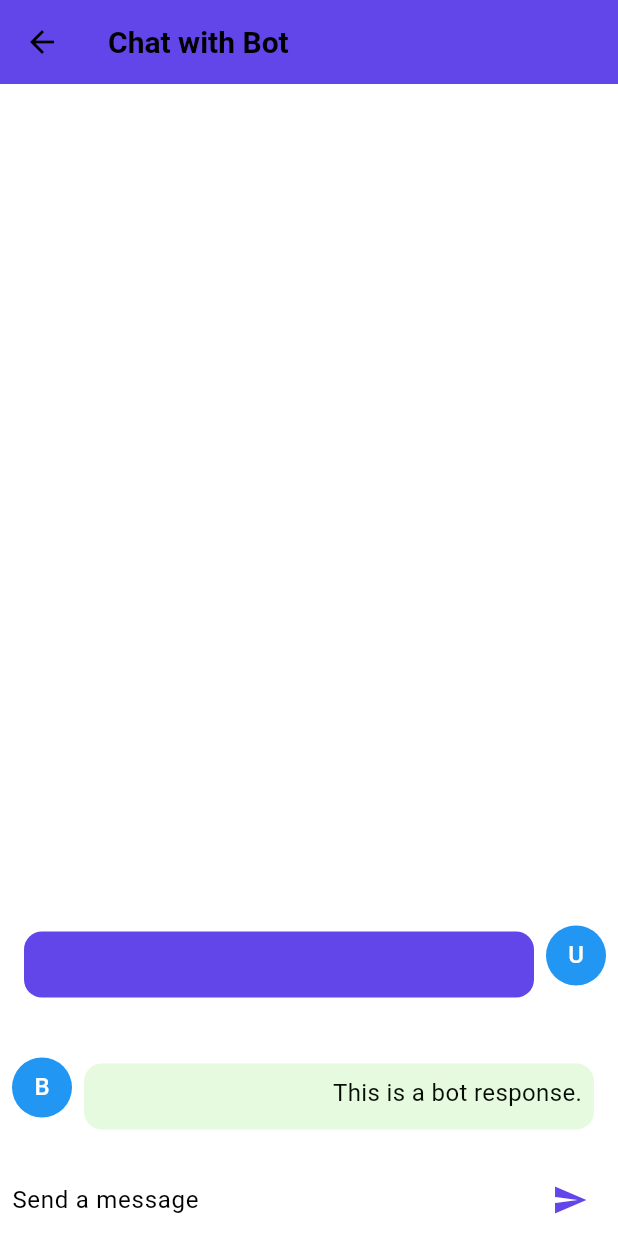
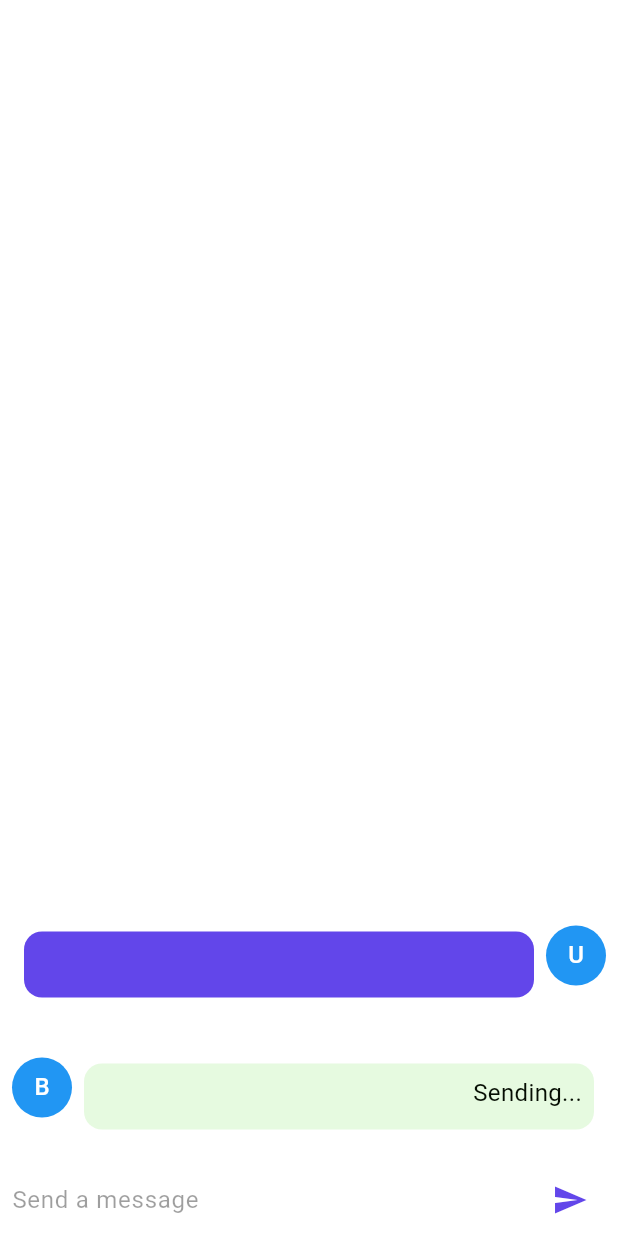
Before and after one commit to DuncanBiwott/FastTrack-app, a Flutter app: the ChatScreen screen opened directly, after a tap on the "send" icon, on a phone screen of 412 x 824 dp. Run offline on Flutter 3.47's test engine with Material 2 defaults, Android fonts, the phone set to English and light mode, and no system bars; our stand-ins replace another_flushbar, dio, flutter_typeahead, font_awesome_flutter, geocoding, geolocator and 2 more; accounts and stored records are empty.

Commit message:
complete chatbot integration

```diff
--- a/fast_track/lib/views/chat_screen.dart
+++ b/fast_track/lib/views/chat_screen.dart
@@ -1,6 +1,11 @@
+import 'dart:convert';
+
+import 'package:dio/dio.dart';
 import 'package:fast_track/constants/constants.dart';
 import 'package:fast_track/views/message_screen.dart';
 import 'package:flutter/material.dart';
+
+import '../api_key.dart';
 
 class ChatScreen extends StatefulWidget {
   const ChatScreen({super.key});
@@ -14,34 +19,83 @@ class _ChatScreenState extends State<ChatScreen> {
 
   final TextEditingController _textController = TextEditingController();
 
+  void _sendMessageToBot(String text) async {
+  try {
+    Dio dio = Dio();
+
+    Map<String, String> headers = {
+      'Ocp-Apim-Subscription-Key': SUBSCRIPTION_KEY,
+      'Content-Type': 'application/json',
+    };
+
+    Map<String, dynamic> requestBody = {
+      "top": 3,
+      "question": text,
+      "includeUnstructuredSources": true,
+      "confidenceScoreThreshold": 0.3,
+      "answerSpanRequest": {
+        "enable": true,
+        "topAnswersWithSpan": 1,
+        "confidenceScoreThreshold": 0.3,
+      }
+    };
+
+    Response response = await dio.post(
+      'https://auto-chat-bot.cognitiveservices.azure.com/language/:query-knowledgebases?projectName=fast-track-Bot&api-version=2021-10-01&deploymentName=production',
+      options: Options(headers: headers),
+      data: jsonEncode(requestBody),
+    );
+
+    String botResponse = response.data['answers'][0]['answer'] ?? 'No response from the bot.';
+
+     await Future.delayed(const Duration(seconds: 3));
+
+    setState(() {
+      _messages.removeAt(0);
+      _messages.insert(
+        0,
+        ChatMessage(
+          text: botResponse,
+          isUserMessage: false, isLoading: false,
+
+        ),
+      );
+    });
+  } catch (error) {
+    print('Error sending message to bot: $error');
+
+  }
+}
+
 void _handleSubmitted(String text) {
+
   _textController.clear();
-    ChatMessage message = ChatMessage(
+
+  ChatMessage userMessage = ChatMessage(
     text: text,
     isUserMessage: true,
+    isLoading: false,
   );
   setState(() {
-      _messages.insert(0, message);
+    _messages.insert(0, userMessage);
+  });
+
+  ChatMessage loadingMessage = ChatMessage(
+    text: 'Sending...',
+    isUserMessage: false,
+    isLoading: true,
+  );
+  setState(() {
+    _messages.insert(0, loadingMessage);
   });
   _sendMessageToBot(text);
 }
 
-  void _sendMessageToBot(String text) {
-    ChatMessage botMessage = ChatMessage(
-      text: 'This is a bot response.',
-      isUserMessage: false,
-    );
-    setState(() {
-      _messages.insert(0, botMessage);
-    });
-  }
 
   @override
   Widget build(BuildContext context) {
     return Scaffold(
-      appBar: AppBar(
-        title: const Text('Chat with Bot'),
-      ),
+
       body: Column(
         children: [
           Expanded(
@@ -75,6 +129,7 @@ class _ChatScreenState extends State<ChatScreen> {
               decoration: const InputDecoration.collapsed(
                 hintText: 'Send a message',
               ),
+              enabled: !_messages.any((message) => message.isLoading),
             ),
           ),
           IconButton(
--- a/fast_track/lib/views/message_screen.dart
+++ b/fast_track/lib/views/message_screen.dart
@@ -4,8 +4,9 @@ import 'package:flutter/material.dart';
 class ChatMessage extends StatelessWidget {
   final String text;
   final bool isUserMessage;
+  final bool isLoading;
 
-  ChatMessage({required this.text, required this.isUserMessage});
+  ChatMessage({required this.text, required this.isUserMessage,  required this.isLoading});
 
   @override
   Widget build(BuildContext context) {
--- a/fast_track/lib/views/profile_page.dart
+++ b/fast_track/lib/views/profile_page.dart
@@ -1,6 +1,8 @@
 import 'package:another_flushbar/flushbar.dart';
 import 'package:flutter/material.dart';
 import 'package:font_awesome_flutter/font_awesome_flutter.dart';
+
+import '../services/api/authenticationService/loginService/login_dio_client.dart';
 
 class Profile extends StatefulWidget {
   const Profile({super.key});
@@ -234,7 +236,7 @@ class _ProfileState extends State<Profile> {
                 padding: const EdgeInsets.only(bottom: 10.0),
                 child: ListTile(
                   title: const Text('Report a bug'),
-                  leading: Icon(
+                  leading: const Icon(
                     FontAwesomeIcons.flag,
                   ),
                   trailing: Icon(
@@ -247,10 +249,12 @@ class _ProfileState extends State<Profile> {
             Divider(),
             TextButton(
                 onPressed: () async {
+                  LoginDioClient().logout(context);
                 },
+
                 child: const Row(
                   children: [
-                    Icon(FontAwesomeIcons.arrowRightToBracket),
+                    Icon(FontAwesomeIcons.arrowRightToBracket,color: Colors.red,),
                     SizedBox(
                       width: 10,
                     ),
@@ -259,6 +263,7 @@ class _ProfileState extends State<Profile> {
                       style: TextStyle(
                           letterSpacing: 0.5,
                           fontSize: 24,
+                          color: Colors.red,
                           fontWeight: FontWeight.bold),
                     )
                   ],
```
Lines whose indentation alone changed are shown as unchanged.
